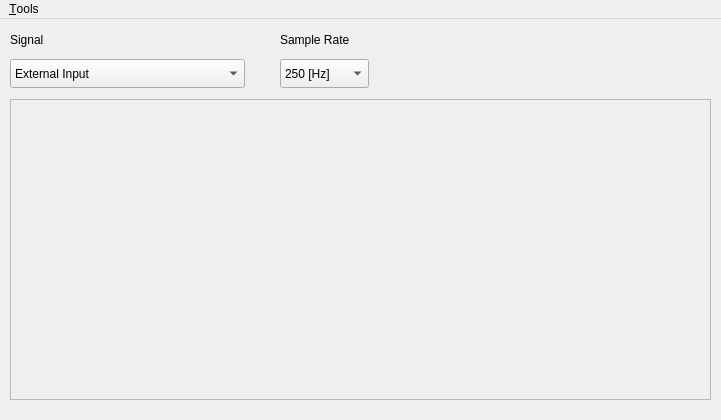
This is mainwindow.ui in marianocossio/BioAmp as Qt 5 draws it before an edit. The edited form follows.
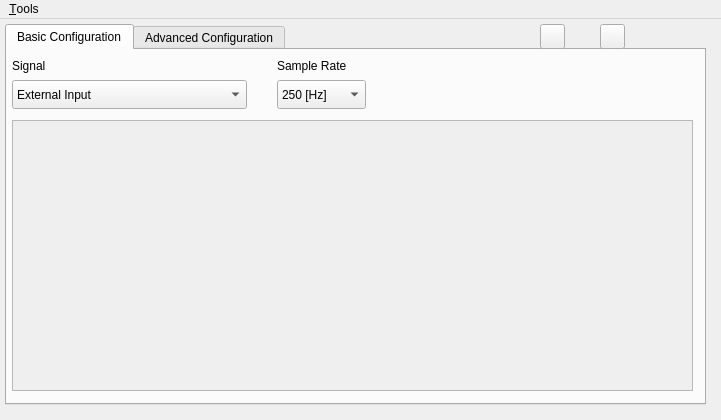
This is the edited form.

What changed in the file:
```diff
--- a/mainwindow.ui
+++ b/mainwindow.ui
@@ -14,89 +14,78 @@
    <string>MainWindow</string>
   </property>
   <widget class="QWidget" name="centralWidget">
-   <widget class="QScrollArea" name="channelsLayout">
+   <widget class="QPushButton" name="connectButton">
     <property name="geometry">
      <rect>
-      <x>10</x>
-      <y>80</y>
+      <x>600</x>
+      <y>5</y>
+      <width>25</width>
+      <height>25</height>
+     </rect>
+    </property>
+    <property name="text">
+     <string/>
+    </property>
+    <property name="iconSize">
+     <size>
+      <width>18</width>
+      <height>18</height>
+     </size>
+    </property>
+   </widget>
+   <widget class="QLabel" name="connectionStatusImage">
+    <property name="geometry">
+     <rect>
+      <x>660</x>
+      <y>5</y>
+      <width>15</width>
+      <height>15</height>
+     </rect>
+    </property>
+    <property name="text">
+     <string/>
+    </property>
+   </widget>
+   <widget class="QPushButton" name="showGraphPushButton">
+    <property name="geometry">
+     <rect>
+      <x>540</x>
+      <y>5</y>
+      <width>25</width>
+      <height>25</height>
+     </rect>
+    </property>
+    <property name="text">
+     <string/>
+    </property>
+    <property name="iconSize">
+     <size>
+      <width>18</width>
+      <height>18</height>
+     </size>
+    </property>
+   </widget>
+   <widget class="QTabWidget" name="tabWidget">
+    <property name="geometry">
+     <rect>
+      <x>5</x>
+      <y>5</y>
       <width>701</width>
-      <height>301</height>
+      <height>381</height>
      </rect>
     </property>
-    <property name="widgetResizable">
-     <bool>true</bool>
+    <property name="currentIndex">
+     <number>0</number>
     </property>
-    <widget class="QWidget" name="channelsLayoutWidgetContents">
-     <property name="geometry">
-      <rect>
-       <x>0</x>
-       <y>0</y>
-       <width>699</width>
-       <height>299</height>
-      </rect>
-     </property>
-    </widget>
-   </widget>
-   <widget class="QLabel" name="testSignalsLabel">
-    <property name="geometry">
-     <rect>
-      <x>10</x>
-      <y>10</y>
-      <width>80</width>
-      <height>21</height>
-     </rect>
-    </property>
-    <property name="sizePolicy">
-     <sizepolicy hsizetype="Fixed" vsizetype="Fixed">
-      <horstretch>0</horstretch>
-      <verstretch>0</verstretch>
-     </sizepolicy>
-    </property>
-    <property name="text">
-     <string>Signal</string>
-    </property>
-   </widget>
-   <widget class="QComboBox" name="sampleRateComboBox">
-    <property name="geometry">
-     <rect>
-      <x>280</x>
-      <y>40</y>
-      <width>89</width>
-      <height>29</height>
-     </rect>
-    </property>
-    <property name="sizePolicy">
-     <sizepolicy hsizetype="Fixed" vsizetype="Fixed">
-      <horstretch>0</horstretch>
-      <verstretch>0</verstretch>
-     </sizepolicy>
-    </property>
-    <item>
-     <property name="text">
-      <string>250 [Hz]</string>
-     </property>
-    </item>
-    <item>
-     <property name="text">
-      <string>500 [Hz]</string>
-     </property>
-    </item>
-    <item>
-     <property name="text">
-      <string>1 [KHz]</string>
-     </property>
-    </item>
-    <item>
-     <property name="text">
-      <string>2 [KHz]</string>
-     </property>
-    </item>
-   </widget>
+    <widget class="QWidget" name="basicConfigurationTab">
+     <attribute name="title">
+      <string>Basic Configuration</string>
+     </attribute>
    <widget class="QComboBox" name="testSignalsComboBox">
     <property name="geometry">
      <rect>
-      <x>10</x>
-      <y>40</y>
+        <x>5</x>
+        <y>30</y>
       <width>235</width>
       <height>29</height>
      </rect>
@@ -143,11 +132,66 @@
      </property>
     </item>
    </widget>
+     <widget class="QLabel" name="testSignalsLabel">
+      <property name="geometry">
+       <rect>
+        <x>5</x>
+        <y>5</y>
+        <width>80</width>
+        <height>21</height>
+       </rect>
+      </property>
+      <property name="sizePolicy">
+       <sizepolicy hsizetype="Fixed" vsizetype="Fixed">
+        <horstretch>0</horstretch>
+        <verstretch>0</verstretch>
+       </sizepolicy>
+      </property>
+      <property name="text">
+       <string>Signal</string>
+      </property>
+     </widget>
+     <widget class="QComboBox" name="sampleRateComboBox">
+      <property name="geometry">
+       <rect>
+        <x>270</x>
+        <y>30</y>
+        <width>89</width>
+        <height>29</height>
+       </rect>
+      </property>
+      <property name="sizePolicy">
+       <sizepolicy hsizetype="Fixed" vsizetype="Fixed">
+        <horstretch>0</horstretch>
+        <verstretch>0</verstretch>
+       </sizepolicy>
+      </property>
+      <item>
+       <property name="text">
+        <string>250 [Hz]</string>
+       </property>
+      </item>
+      <item>
+       <property name="text">
+        <string>500 [Hz]</string>
+       </property>
+      </item>
+      <item>
+       <property name="text">
+        <string>1 [KHz]</string>
+       </property>
+      </item>
+      <item>
+       <property name="text">
+        <string>2 [KHz]</string>
+       </property>
+      </item>
+     </widget>
    <widget class="QLabel" name="sampleRateLabel">
     <property name="geometry">
      <rect>
-      <x>280</x>
-      <y>10</y>
+        <x>270</x>
+        <y>5</y>
       <width>84</width>
       <height>21</height>
      </rect>
@@ -162,6 +206,40 @@
      <string>Sample Rate</string>
     </property>
    </widget>
+     <widget class="QScrollArea" name="channelsLayout">
+      <property name="geometry">
+       <rect>
+        <x>5</x>
+        <y>70</y>
+        <width>681</width>
+        <height>271</height>
+       </rect>
+      </property>
+      <property name="widgetResizable">
+       <bool>true</bool>
+      </property>
+      <widget class="QWidget" name="channelsLayoutWidgetContents">
+       <property name="geometry">
+        <rect>
+         <x>0</x>
+         <y>0</y>
+         <width>679</width>
+         <height>269</height>
+        </rect>
+       </property>
+      </widget>
+     </widget>
+    </widget>
+    <widget class="QWidget" name="advancedConfigurationTab">
+     <attribute name="title">
+      <string>Advanced Configuration</string>
+     </attribute>
+    </widget>
+   </widget>
+   <zorder>tabWidget</zorder>
+   <zorder>connectButton</zorder>
+   <zorder>connectionStatusImage</zorder>
+   <zorder>showGraphPushButton</zorder>
   </widget>
   <widget class="QMenuBar" name="menuBar">
    <property name="geometry">
```
Lines whose indentation alone changed are shown as unchanged.
